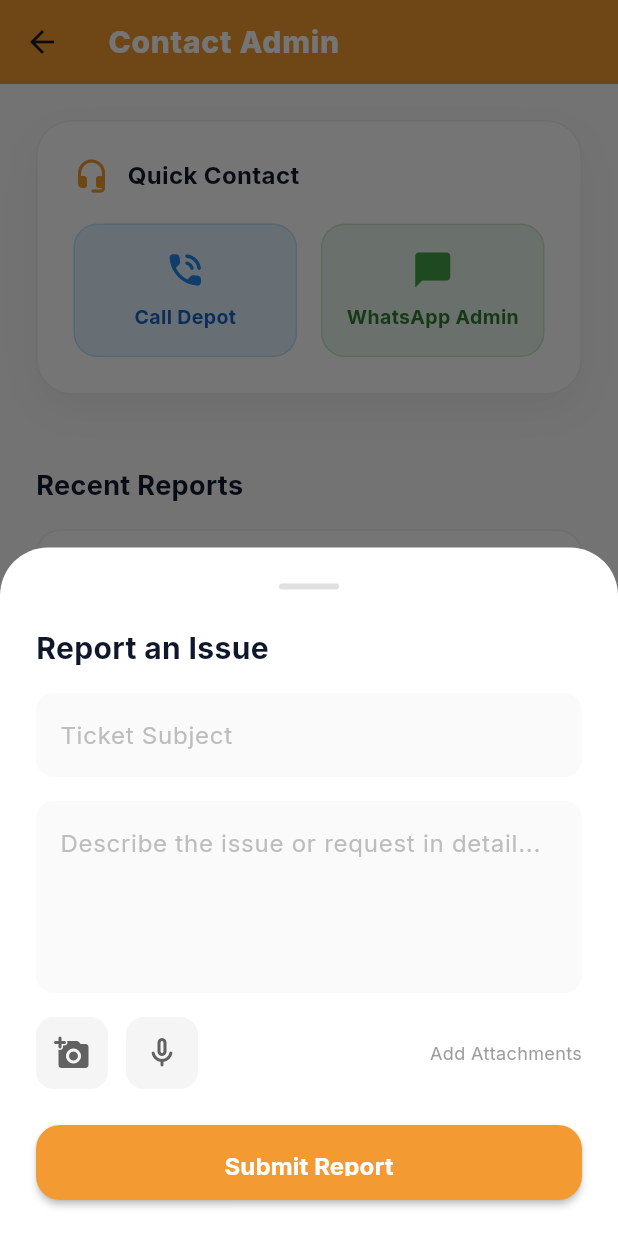
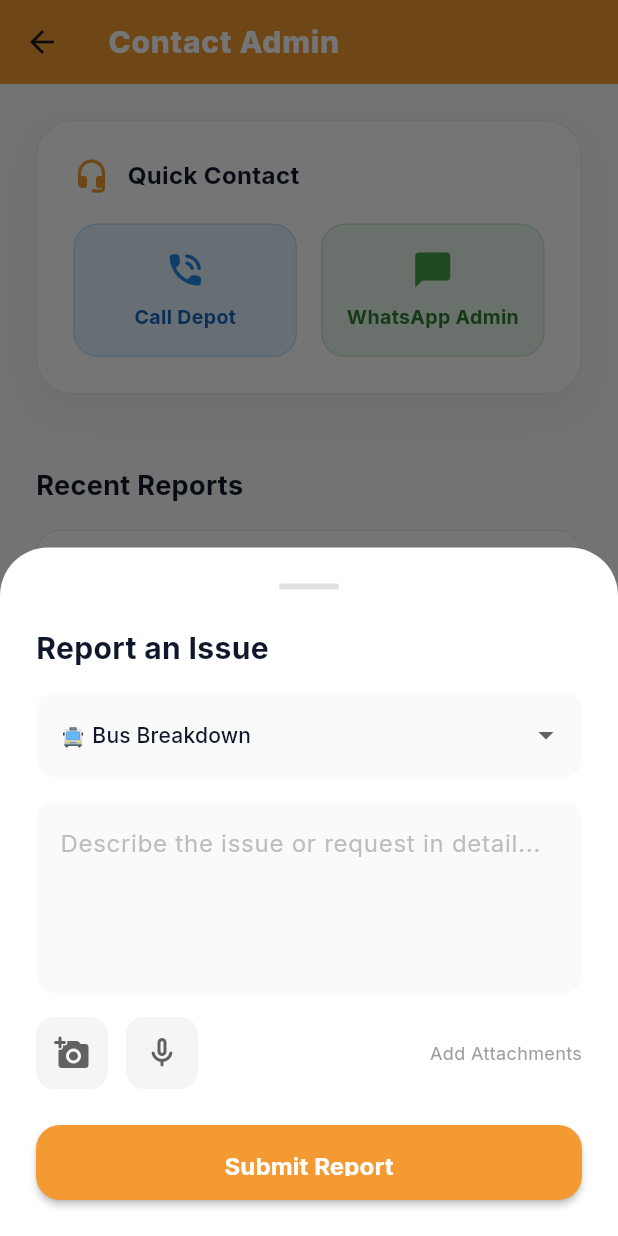
Before and after one commit to Rishikesan05/RideSync-App-Development, a Flutter app: the OperatorContactScreen screen opened directly, after a tap on "New Report", on a phone screen of 412 x 824 dp. Run offline on Flutter 3.47's test engine with Material 3 defaults, Android fonts, the phone set to English and light mode, and no system bars; our stand-ins replace cloud_firestore, firebase_auth, firebase_core, flutter_dotenv, geolocator, google_fonts and 2 more; accounts and stored records are empty; network calls fail.

Commit message:
[RIDESYNC] 2026-06-11 | Feat: Add categorized issue dropdown with smart 'Other' field to Contact Screen

```diff
--- a/apps/mobile/lib/features/operator/presentation/screens/operator_contact_screen.dart
+++ b/apps/mobile/lib/features/operator/presentation/screens/operator_contact_screen.dart
@@ -219,11 +219,22 @@ class _OperatorContactScreenState extends State<OperatorContactScreen> {
   }
 
   void _showNewTicketBottomSheet(BuildContext context, bool isDark) {
+    String selectedIssue = '🚍 Bus Breakdown';
+    final List<String> issues = [
+      '🚍 Bus Breakdown',
+      '⏱️ Heavy Traffic / Schedule Delay',
+      '👥 Passenger Dispute',
+      '📱 Ticket Scanner Issue',
+      '➕ Other',
+    ];
+
     showModalBottomSheet(
       context: context,
       isScrollControlled: true,
       backgroundColor: Colors.transparent,
-      builder: (context) => Container(
+      builder: (context) => StatefulBuilder(
+        builder: (context, setState) {
+          return Container(
             padding: EdgeInsets.only(
               bottom: MediaQuery.of(context).viewInsets.bottom,
               left: 24,
@@ -244,15 +255,40 @@ class _OperatorContactScreenState extends State<OperatorContactScreen> {
                 const SizedBox(height: 24),
                 Text('Report an Issue', style: TextStyle(fontSize: 20, fontWeight: FontWeight.bold, color: isDark ? Colors.white : AppColors.textDark)),
                 const SizedBox(height: 16),
+                DropdownButtonFormField<String>(
+                  value: selectedIssue,
+                  dropdownColor: isDark ? const Color(0xFF1E293B) : Colors.white,
+                  decoration: InputDecoration(
+                    filled: true,
+                    fillColor: isDark ? Colors.white.withValues(alpha: 0.05) : Colors.grey.shade50,
+                    border: OutlineInputBorder(borderRadius: BorderRadius.circular(12), borderSide: BorderSide.none),
+                  ),
+                  items: issues.map((String issue) {
+                    return DropdownMenuItem<String>(
+                      value: issue,
+                      child: Text(issue, style: TextStyle(color: isDark ? Colors.white : AppColors.textDark, fontSize: 14, fontWeight: FontWeight.w500)),
+                    );
+                  }).toList(),
+                  onChanged: (String? newValue) {
+                    if (newValue != null) {
+                      setState(() {
+                        selectedIssue = newValue;
+                      });
+                    }
+                  },
+                ),
+                if (selectedIssue == '➕ Other') ...[
+                  const SizedBox(height: 16),
                   TextField(
                     decoration: InputDecoration(
-                hintText: 'Ticket Subject',
+                      hintText: 'Specify reason...',
                       hintStyle: TextStyle(color: isDark ? Colors.white30 : Colors.grey.shade400),
                       filled: true,
                       fillColor: isDark ? Colors.white.withValues(alpha: 0.05) : Colors.grey.shade50,
                       border: OutlineInputBorder(borderRadius: BorderRadius.circular(12), borderSide: BorderSide.none),
                     ),
                   ),
+                ],
                 const SizedBox(height: 16),
             TextField(
               maxLines: 4,
@@ -318,6 +354,8 @@ class _OperatorContactScreenState extends State<OperatorContactScreen> {
             const SizedBox(height: 24),
           ],
         ),
+      );
+    },
   ),
 );
 }
```
Lines whose indentation alone changed are shown as unchanged.
